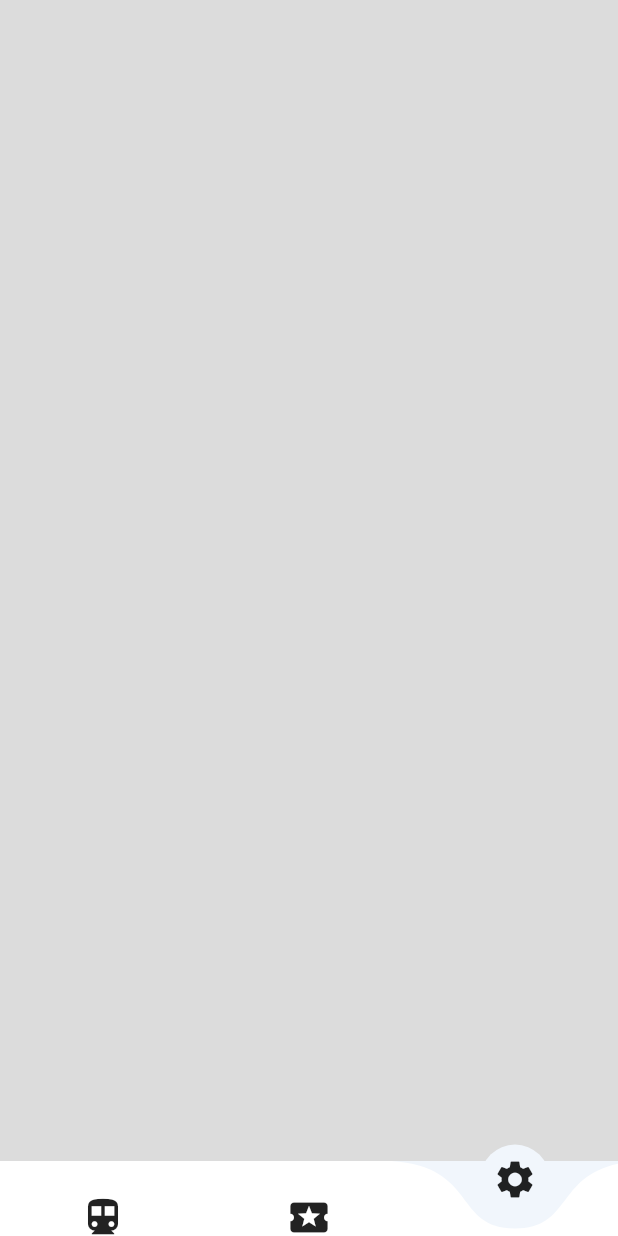
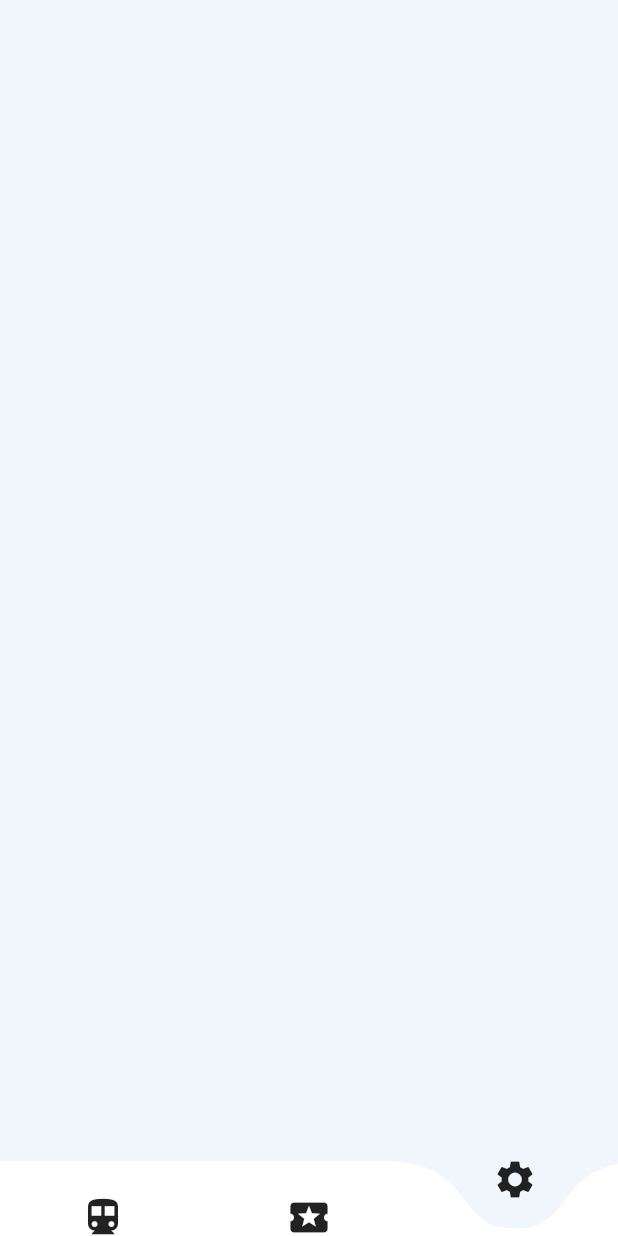
Before and after one commit to vikrantgund1990/timesofmetro, a Flutter app: the screen it shows after launch, item 3 of the bottom bar chosen, on a phone screen of 412 x 824 dp. Run offline on Flutter 3.47's test engine with Material 2 defaults, Android fonts, the phone set to English and light mode, and no system bars; drawn by our look-alikes of curved_navigation_bar; our stand-ins replace carousel_slider; missing offline and left inert: autocomplete_textfield; project files that could hold a hidden picture were left out.

```diff
--- a/lib/screens/setting.dart
+++ b/lib/screens/setting.dart
@@ -1,5 +1,6 @@
 import 'package:flutter/cupertino.dart';
 import 'package:flutter/material.dart';
+import 'package:timesofmetro/utils/resource_utility.dart';
 
 class SettingPage extends StatefulWidget{
 
@@ -13,7 +14,7 @@ class SettingPage extends StatefulWidget{
 class _SettingState extends State<SettingPage>{
   @override
   Widget build(BuildContext context) {
-    return Container(color: Colors.black12,);
+    return Container(color: ColorResource.AppBackground,);
   }
 
 }
```
Also changed, not shown: lib/screens/journey.dart (+13 -2 lines).
